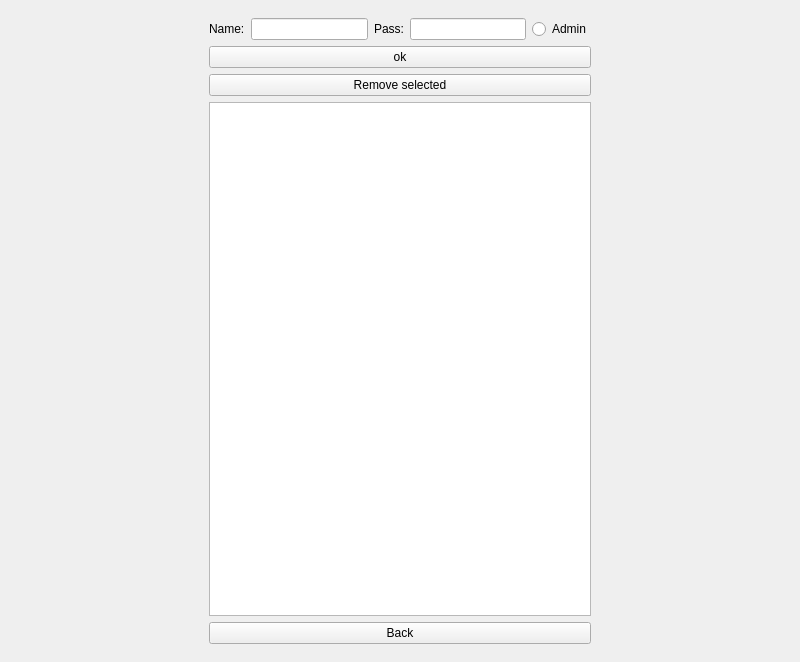
Above: ui/mainwindow.ui from marso329/DrinkRobot before the change. Below: the same form after it.
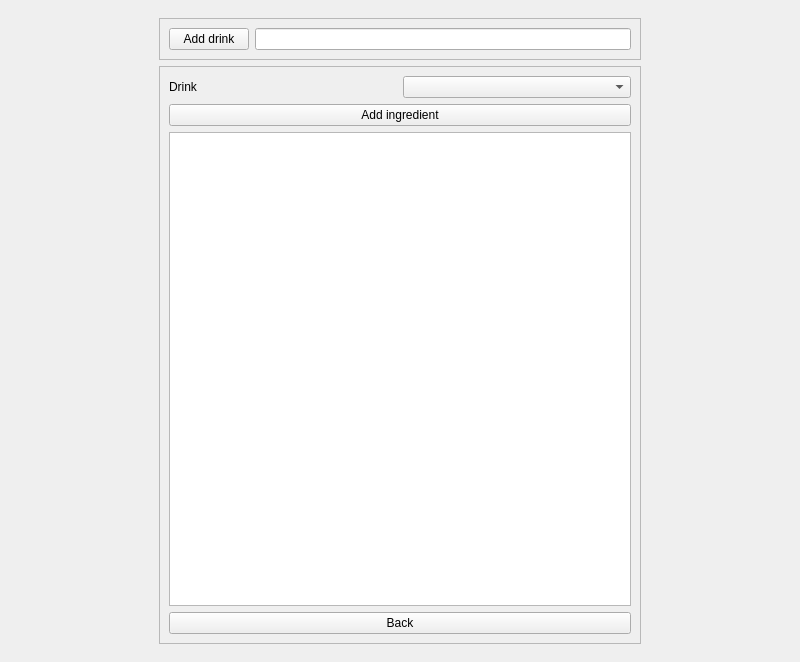
That is the form after the change. Icons and pictures are not drawn. Custom widgets are drawn as their Qt base class.

Commit message: started on adding drink

The edit to the form file:
```diff
--- a/ui/mainwindow.ui
+++ b/ui/mainwindow.ui
@@ -53,7 +53,7 @@
 QFrame {frameShape: NoFrame; frameShadow: Plain;lineWidth:0}</string>
       </property>
       <property name="currentIndex">
-       <number>5</number>
+       <number>8</number>
       </property>
       <widget class="QWidget" name="startpage">
        <property name="styleSheet">
@@ -2306,6 +2306,100 @@
         </item>
        </layout>
       </widget>
+      <widget class="QWidget" name="adddrinkpage">
+       <layout class="QGridLayout" name="gridLayout_8">
+        <item row="0" column="0">
+         <widget class="QFrame" name="frame_3">
+          <property name="maximumSize">
+           <size>
+            <width>500</width>
+            <height>16777215</height>
+           </size>
+          </property>
+          <property name="frameShape">
+           <enum>QFrame::NoFrame</enum>
+          </property>
+          <property name="frameShadow">
+           <enum>QFrame::Plain</enum>
+          </property>
+          <property name="lineWidth">
+           <number>0</number>
+          </property>
+          <layout class="QGridLayout" name="gridLayout_40">
+           <item row="0" column="0">
+            <widget class="QFrame" name="frame_8">
+             <property name="frameShape">
+              <enum>QFrame::StyledPanel</enum>
+             </property>
+             <property name="frameShadow">
+              <enum>QFrame::Plain</enum>
+             </property>
+             <layout class="QGridLayout" name="gridLayout_38">
+              <item row="0" column="0">
+               <layout class="QHBoxLayout" name="horizontalLayout">
+                <item>
+                 <widget class="QPushButton" name="adddrink_adddrink">
+                  <property name="text">
+                   <string>Add drink</string>
+                  </property>
+                 </widget>
+                </item>
+                <item>
+                 <widget class="QLineEdit" name="adddrink_drinkname"/>
+                </item>
+               </layout>
+              </item>
+             </layout>
+            </widget>
+           </item>
+           <item row="1" column="0">
+            <widget class="QFrame" name="frame_30">
+             <property name="frameShape">
+              <enum>QFrame::StyledPanel</enum>
+             </property>
+             <property name="frameShadow">
+              <enum>QFrame::Plain</enum>
+             </property>
+             <layout class="QGridLayout" name="gridLayout_39">
+              <item row="0" column="0">
+               <layout class="QHBoxLayout" name="horizontalLayout_2">
+                <item>
+                 <widget class="QLabel" name="label">
+                  <property name="text">
+                   <string>Drink</string>
+                  </property>
+                 </widget>
+                </item>
+                <item>
+                 <widget class="QComboBox" name="adddrink_drinkselect"/>
+                </item>
+               </layout>
+              </item>
+              <item row="1" column="0">
+               <widget class="QPushButton" name="adddrink_addingredient">
+                <property name="text">
+                 <string>Add ingredient</string>
+                </property>
+               </widget>
+              </item>
+              <item row="2" column="0">
+               <widget class="QTableView" name="adddrink_list"/>
+              </item>
+              <item row="3" column="0">
+               <widget class="QPushButton" name="adddrink_back">
+                <property name="text">
+                 <string>Back</string>
+                </property>
+               </widget>
+              </item>
+             </layout>
+            </widget>
+           </item>
+          </layout>
+         </widget>
+        </item>
+       </layout>
+      </widget>
      </widget>
     </item>
    </layout>
```
The commit also changes 21 other files.
